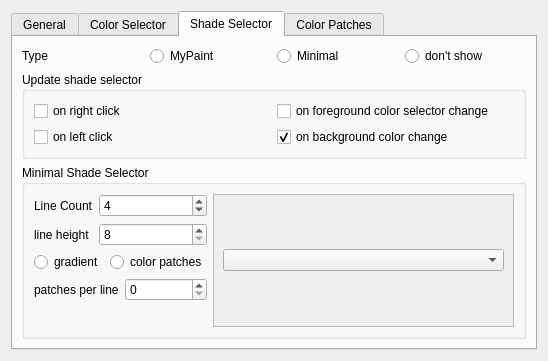
The window that krita/plugins/extensions/dockers/colorselectorng/wdg_color_selector_settings.ui (KDE/krita) describes before a commit, drawn with Qt 5.
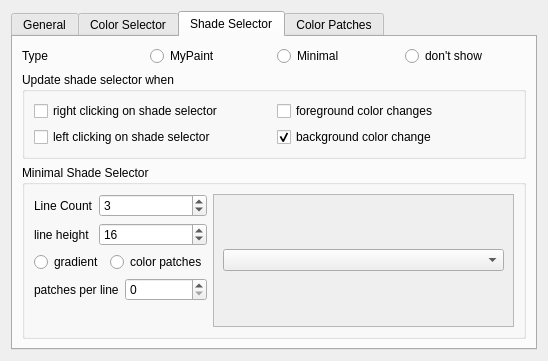
The same window after the commit. The open tabs and pages were chosen to show the change. Custom widgets are drawn as their Qt base class.

Commit message: added tooltips and clarified text

```diff
--- a/krita/plugins/extensions/dockers/colorselectorng/wdg_color_selector_settings.ui
+++ b/krita/plugins/extensions/dockers/colorselectorng/wdg_color_selector_settings.ui
@@ -6,7 +6,7 @@
    <rect>
     <x>0</x>
     <y>0</y>
-    <width>514</width>
+    <width>502</width>
     <height>333</height>
    </rect>
   </property>
@@ -248,20 +248,20 @@
        <item>
         <widget class="QGroupBox" name="groupBox_6">
          <property name="title">
-          <string>Update shade selector</string>
+          <string>Update shade selector when</string>
          </property>
          <layout class="QGridLayout" name="gridLayout_6">
           <item row="0" column="0">
            <widget class="QCheckBox" name="shadeSelectorUpdateOnRightClick">
             <property name="text">
-             <string>on right click</string>
+             <string>right clicking on shade selector</string>
             </property>
            </widget>
           </item>
           <item row="0" column="1">
            <widget class="QCheckBox" name="shadeSelectorUpdateOnForeground">
             <property name="text">
-             <string>on foreground color selector change</string>
+             <string>foreground color changes</string>
             </property>
             <property name="checked">
              <bool>false</bool>
@@ -271,14 +271,14 @@
           <item row="1" column="0">
            <widget class="QCheckBox" name="shadeSelectorUpdateOnLeftClick">
             <property name="text">
-             <string>on left click</string>
+             <string>left clicking on shade selector</string>
             </property>
            </widget>
           </item>
           <item row="1" column="1">
            <widget class="QCheckBox" name="shadeSelectorUpdateOnBackground">
             <property name="text">
-             <string>on background color change</string>
+             <string>background color change</string>
             </property>
             <property name="checked">
              <bool>true</bool>
@@ -314,7 +314,7 @@
                  <number>10</number>
                 </property>
                 <property name="value">
-                 <number>4</number>
+                 <number>3</number>
                 </property>
                </widget>
               </item>
@@ -333,6 +333,9 @@
                 <property name="maximum">
                  <number>99</number>
                 </property>
+                <property name="value">
+                 <number>16</number>
+                </property>
                </widget>
               </item>
              </layout>
```
Left out of the diff: 13 changed lines with no effect on the pictures.
